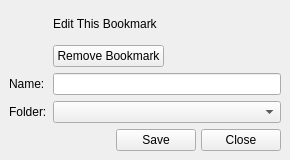
The window that src/bookmarks/bookmarkswidget.ui (QupZilla/qupzilla) describes before a commit, drawn with Qt 5.
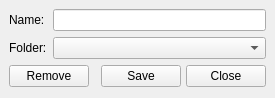
The same window after the commit. The open tabs and pages were chosen to show the change. Icons and pictures are not drawn. Custom widgets are drawn as their Qt base class.

Commit message: Reduce visual clutter in bookmark widget

Diff of the .ui file:
```diff
--- a/src/bookmarks/bookmarkswidget.ui
+++ b/src/bookmarks/bookmarkswidget.ui
@@ -6,8 +6,8 @@
    <rect>
     <x>0</x>
     <y>0</y>
-    <width>290</width>
-    <height>160</height>
+    <width>275</width>
+    <height>98</height>
    </rect>
   </property>
   <property name="sizePolicy">
@@ -42,11 +42,44 @@
           <property name="margin">
            <number>0</number>
           </property>
-          <item row="4" column="1">
+          <item row="2" column="0">
+           <widget class="QLabel" name="label_2">
+            <property name="text">
+             <string>Folder:</string>
+            </property>
+           </widget>
+          </item>
+          <item row="1" column="0">
+           <widget class="QLabel" name="label_3">
+            <property name="text">
+             <string>Name:</string>
+            </property>
+           </widget>
+          </item>
+          <item row="2" column="1">
+           <widget class="QComboBox" name="folder"/>
+          </item>
+          <item row="1" column="1">
+           <widget class="QLineEdit" name="name"/>
+          </item>
+          <item row="3" column="0" colspan="2">
            <layout class="QHBoxLayout" name="horizontalLayout">
             <property name="spacing">
              <number>5</number>
             </property>
+            <item>
+             <widget class="QPushButton" name="removeBookmark">
+              <property name="sizePolicy">
+               <sizepolicy hsizetype="Fixed" vsizetype="Fixed">
+                <horstretch>0</horstretch>
+                <verstretch>0</verstretch>
+               </sizepolicy>
+              </property>
+              <property name="text">
+               <string>Remove</string>
+              </property>
+             </widget>
+            </item>
             <item>
              <spacer name="horizontalSpacer">
               <property name="orientation">
@@ -88,56 +121,6 @@
             </item>
            </layout>
           </item>
-          <item row="3" column="0">
-           <widget class="QLabel" name="label_4">
-            <property name="text">
-             <string>Folder:</string>
-            </property>
-           </widget>
-          </item>
-          <item row="1" column="1">
-           <widget class="QPushButton" name="removeBookmark">
-            <property name="sizePolicy">
-             <sizepolicy hsizetype="Fixed" vsizetype="Fixed">
-              <horstretch>0</horstretch>
-              <verstretch>0</verstretch>
-             </sizepolicy>
-            </property>
-            <property name="text">
-             <string>Remove Bookmark</string>
-            </property>
-           </widget>
-          </item>
-          <item row="2" column="0">
-           <widget class="QLabel" name="label_3">
-            <property name="text">
-             <string>Name:</string>
-            </property>
-           </widget>
-          </item>
-          <item row="3" column="1">
-           <widget class="QComboBox" name="folder"/>
-          </item>
-          <item row="0" column="0" rowspan="2">
-           <widget class="QLabel" name="label">
-            <property name="text">
-             <string/>
-            </property>
-            <property name="pixmap">
-             <pixmap resource="../data/icons.qrc">:/icons/other/bigstar.png</pixmap>
-            </property>
-           </widget>
-          </item>
-          <item row="2" column="1">
-           <widget class="QLineEdit" name="name"/>
-          </item>
-          <item row="0" column="1">
-           <widget class="QLabel" name="label_2">
-            <property name="text">
-             <string>Edit This Bookmark</string>
-            </property>
-           </widget>
-          </item>
          </layout>
         </widget>
         <widget class="QWidget" name="page_2">
@@ -154,52 +137,20 @@
           <property name="bottomMargin">
            <number>0</number>
           </property>
-          <item row="2" column="0">
+          <item row="0" column="0">
            <widget class="QPushButton" name="bookmarksButton">
             <property name="text">
              <string>Add into Bookmarks</string>
             </property>
            </widget>
           </item>
-          <item row="3" column="0">
+          <item row="1" column="0">
            <widget class="QPushButton" name="speeddialButton">
             <property name="text">
              <string>Add into Speed Dial</string>
             </property>
            </widget>
           </item>
-          <item row="0" column="0">
-           <widget class="QLabel" name="label_5">
-            <property name="sizePolicy">
-             <sizepolicy hsizetype="Preferred" vsizetype="Fixed">
-              <horstretch>0</horstretch>
-              <verstretch>0</verstretch>
-             </sizepolicy>
-            </property>
-            <property name="pixmap">
-             <pixmap resource="../data/icons.qrc">:/icons/other/bigstar.png</pixmap>
-            </property>
-            <property name="alignment">
-             <set>Qt::AlignCenter</set>
-            </property>
-           </widget>
-          </item>
-          <item row="1" column="0">
-           <widget class="QLabel" name="mainLabel">
-            <property name="sizePolicy">
-             <sizepolicy hsizetype="Preferred" vsizetype="Fixed">
-              <horstretch>0</horstretch>
-              <verstretch>0</verstretch>
-             </sizepolicy>
-            </property>
-            <property name="text">
-             <string>&lt;b&gt;Add Bookmark&lt;/b&gt;</string>
-            </property>
-            <property name="alignment">
-             <set>Qt::AlignCenter</set>
-            </property>
-           </widget>
-          </item>
          </layout>
         </widget>
        </widget>
```
The commit also changes 1 other file.
